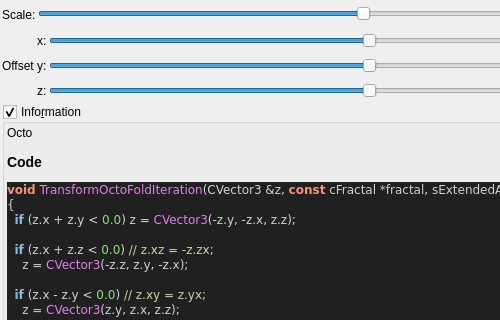
Before: the Qt Designer form mandelbulber2/qt_data/fractal_transf_octo_fold.ui in buddhi1980/mandelbulber2, drawn with Qt 5; both pictures show x 0 to 500 and y 0 to 320 of the 781 by 474 pixel window.
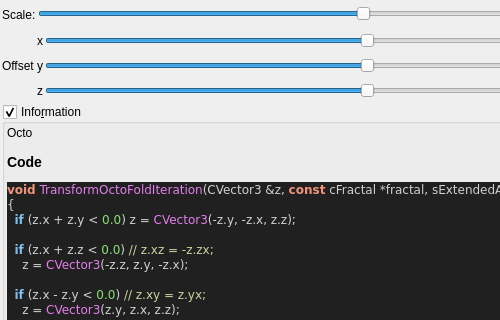
After: the same form once the commit is applied. Custom widgets are drawn as their Qt base class.

The edit to the form file:
```diff
--- a/mandelbulber2/qt_data/fractal_transf_octo_fold.ui
+++ b/mandelbulber2/qt_data/fractal_transf_octo_fold.ui
@@ -183,7 +183,7 @@
      <item row="3" column="2">
       <widget class="QLabel" name="label_113">
        <property name="text">
-        <string>y:</string>
+        <string notr="true">y</string>
        </property>
       </widget>
      </item>
@@ -212,14 +212,14 @@
      <item row="2" column="2">
       <widget class="QLabel" name="label_114">
        <property name="text">
-        <string>x:</string>
+        <string notr="true">x</string>
        </property>
       </widget>
      </item>
      <item row="4" column="2">
       <widget class="QLabel" name="label_115">
        <property name="text">
-        <string>z:</string>
+        <string notr="true">z</string>
        </property>
       </widget>
      </item>
```
